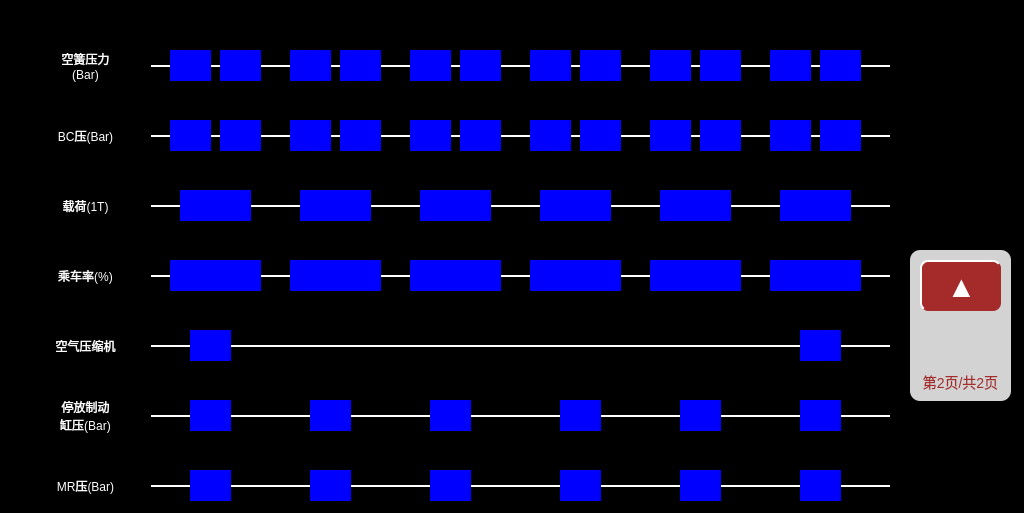
Above: vehicleebcupage2.ui from mayue-crrc/ShenyangMetro9DB before the change. Below: the same form after it.
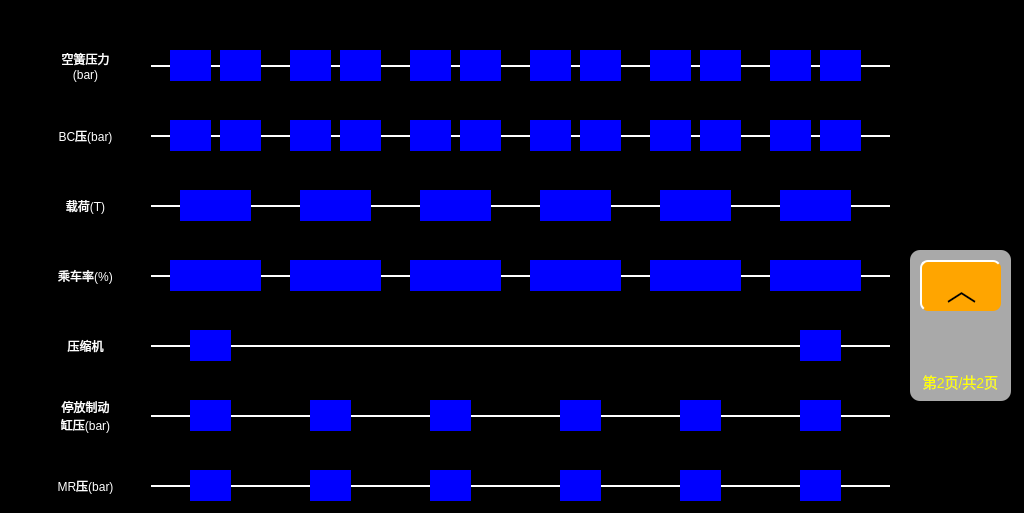
That is the form after the change.

Patch:
```diff
--- a/vehicleebcupage2.ui
+++ b/vehicleebcupage2.ui
@@ -23,12 +23,16 @@
 	font: 20px, &quot;微软雅黑&quot;;
 	color:white;
 background-color:blue;
+
 }
 QPushButton
 {
-	background-color:brown ;
+	font: 20px, &quot;微软雅黑&quot;;
+    color: white;
+	background-color: rgb(0, 128, 128);
 	border-top: 2px solid white;	
 	border-left: 2px solid white;
+border-radius:8px;
 }</string>
   </property>
   <widget class="QLabel" name="ASPM1_2lbl">
@@ -60,7 +64,7 @@
     <string notr="true">background-color:black;</string>
    </property>
    <property name="text">
-    <string>BC压(Bar)</string>
+    <string>BC压(bar)</string>
    </property>
    <property name="alignment">
     <set>Qt::AlignCenter</set>
@@ -96,12 +100,12 @@
    </property>
    <property name="styleSheet">
     <string notr="true">font:30px;
-color:white;
-background-color:brown;
+color:black;
+background-color:orange;
 border-radius:8px;</string>
    </property>
    <property name="text">
-    <string>▲</string>
+    <string>︿</string>
    </property>
   </widget>
   <widget class="QLabel" name="BCPM1_1lbl">
@@ -217,7 +221,7 @@
    </property>
    <property name="text">
     <string>停放制动
-缸压(Bar)</string>
+缸压(bar)</string>
    </property>
    <property name="alignment">
     <set>Qt::AlignCenter</set>
@@ -483,7 +487,7 @@
    </property>
    <property name="text">
     <string>空簧压力
-(Bar)</string>
+(bar)</string>
    </property>
    <property name="alignment">
     <set>Qt::AlignCenter</set>
@@ -516,11 +520,10 @@
    </property>
    <property name="styleSheet">
     <string notr="true">background-color:gray;
-font:14px;
 border-radius:10px;
-color:brown;
-background-color:lightgray;
-</string>
+font:14px;
+color:yellow;
+background-color:darkgray;</string>
    </property>
    <property name="text">
     <string>
@@ -565,7 +568,7 @@
     <string notr="true">background-color:black;</string>
    </property>
    <property name="text">
-    <string>载荷(1T)</string>
+    <string>载荷(T)</string>
    </property>
    <property name="alignment">
     <set>Qt::AlignCenter</set>
@@ -619,7 +622,7 @@
     <string notr="true">background-color:black;</string>
    </property>
    <property name="text">
-    <string>空气压缩机</string>
+    <string>压缩机</string>
    </property>
    <property name="alignment">
     <set>Qt::AlignCenter</set>
@@ -1082,7 +1085,7 @@
     <string notr="true">background-color:black;</string>
    </property>
    <property name="text">
-    <string>MR压(Bar)</string>
+    <string>MR压(bar)</string>
    </property>
    <property name="alignment">
     <set>Qt::AlignCenter</set>
```
